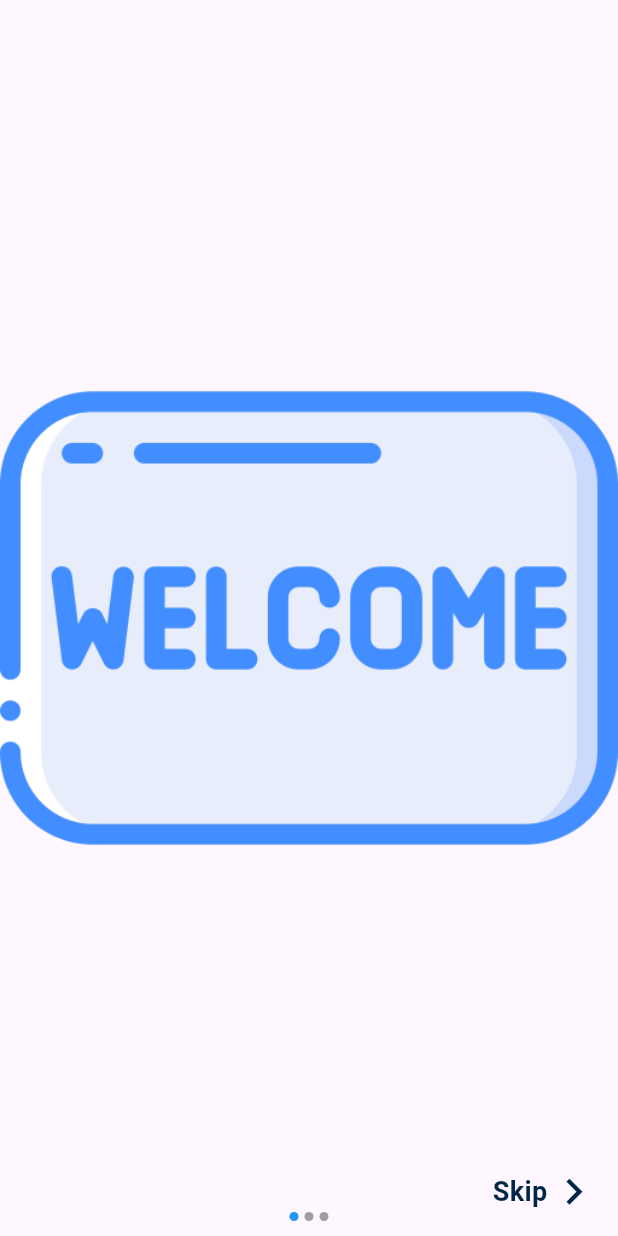
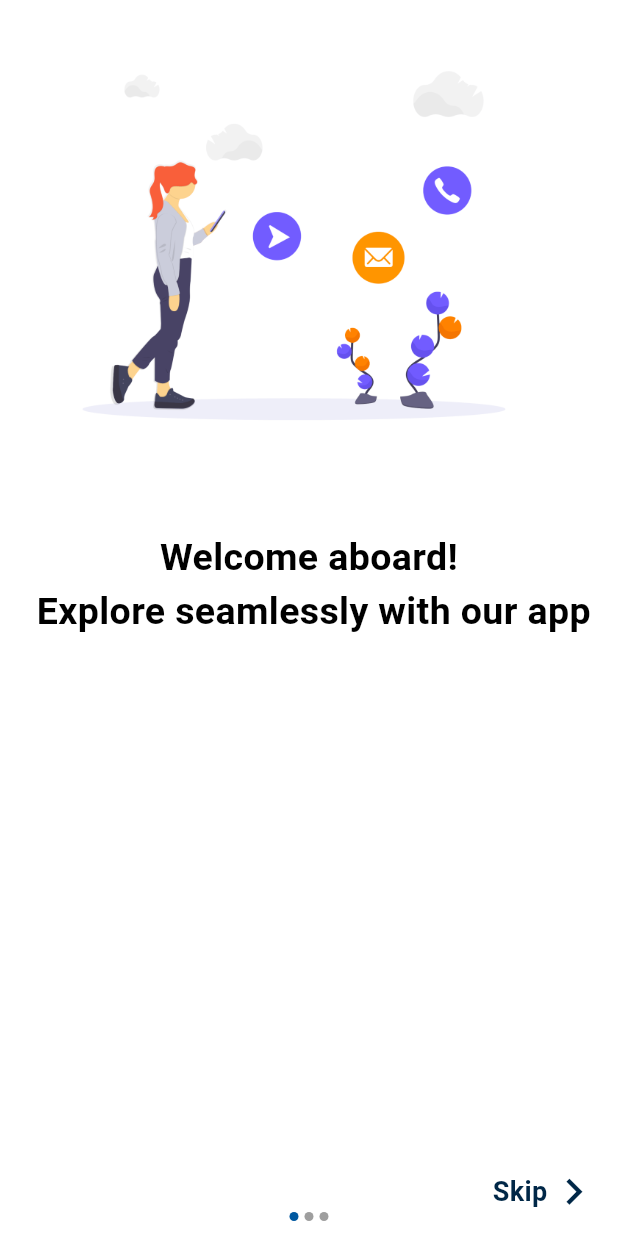
Before and after one commit to Dimmithra/contacts_buddy, a Flutter app: the screen it shows after launch, on a phone screen of 412 x 824 dp. Run offline on Flutter 3.47's test engine with Material 3 defaults, Android fonts, the phone set to English and light mode, and no system bars; drawn by our look-alikes of flutter_image_slideshow; our stand-ins replace expansion_tile_card, flutter_secure_storage, ionicons, loading_animation_widget, rflutter_alert, share_plus and 1 more; accounts and stored records are empty.

Commit message:
add new feature for share the records

```diff
--- a/lib/database/database_helper.dart
+++ b/lib/database/database_helper.dart
@@ -38,7 +38,9 @@ class DataBaseHelper {
     try {
       final Database db = await initDB();
       var res = await db.insert("contactdetails", contactModel.toMap());
-      dev.log(res.toString());
+      dev.log(
+        res.toString(),
+      );
       return 'success';
     } catch (e) {
       return 'This Mobile Number alredy Registered';
--- a/lib/pages/welcome/welcome.dart
+++ b/lib/pages/welcome/welcome.dart
@@ -31,17 +31,83 @@ class _WelcomeScreenState extends State<WelcomeScreen> {
                   width: double.infinity,
                   height: MediaQuery.of(context).size.height,
                   initialPage: 0,
-                  indicatorColor: Colors.blue,
+                  indicatorColor: const Color.fromARGB(255, 0, 88, 160),
                   indicatorBackgroundColor: Colors.grey,
                   children: [
-                    Image.asset(
-                      'assets/images/welcome_image_1.png',
-                      // fit: BoxFit.cover,
+                    Center(
+                      child: Container(
+                        color: Colors.white,
+                        padding: EdgeInsets.all(10),
+                        child: Column(
+                          children: [
+                            Image.asset(
+                              'assets/images/welcome_image_1.gif',
+                              fit: BoxFit.cover,
+                            ),
+                            SizedBox(
+                              height: 50,
+                            ),
+                            Text(
+                              'Welcome aboard! \n Explore seamlessly with our app',
+                              style: TextStyle(
+                                  fontSize: 25,
+                                  color: Colors.black,
+                                  fontWeight: FontWeight.bold),
+                              textAlign: TextAlign.center,
+                            )
+                          ],
+                        ),
+                      ),
                     ),
-                    Image.asset(
-                      'assets/images/welcome_image_2.png',
-                      // scale: 50,
-                      // fit: BoxFit.cover,
+                    Center(
+                      child: Container(
+                        color: Colors.white,
+                        padding: EdgeInsets.all(15),
+                        child: Column(
+                          children: [
+                            Padding(
+                              padding: const EdgeInsets.all(8.0),
+                              child: Column(
+                                children: [
+                                  Image.asset(
+                                    'assets/images/share.gif',
+                                    fit: BoxFit.cover,
+                                    // width: 1,
+                                    scale: 2,
+                                  ),
+                                  const SizedBox(
+                                    height: 15,
+                                  ),
+                                  Image.asset(
+                                    'assets/images/save.gif',
+                                    fit: BoxFit.cover,
+                                    scale: 2,
+                                  ),
+                                  const SizedBox(
+                                    height: 15,
+                                  ),
+                                  Image.asset(
+                                    'assets/images/darkmode.gif',
+                                    fit: BoxFit.cover,
+                                    scale: 2,
+                                  ),
+                                ],
+                              ),
+                            ),
+                            SizedBox(
+                              height: MediaQuery.of(context).size.height / 5,
+                            ),
+                            Text(
+                              'Easily save and share contacts with a tap. Customize your experience with seamless dark and light themes.',
+                              style: TextStyle(
+                                  fontSize: 25,
+                                  color: Color.fromARGB(255, 12, 44, 70),
+                                  fontWeight: FontWeight.bold),
+                              textAlign: TextAlign.center,
+                            )
+                          ],
+                        ),
+                      ),
                     ),
                     InkWell(
                       onTap: () {
@@ -54,14 +120,29 @@ class _WelcomeScreenState extends State<WelcomeScreen> {
                         //   ),
                         // );
                       },
-                      child: Image.asset(
-                        'assets/images/welcome_image_1.png',
+                      child: Column(
+                        children: [
+                          Image.asset(
+                            'assets/images/welcome_image3.png',
+                          ),
+                          SizedBox(
+                            height: MediaQuery.of(context).size.height / 5,
+                          ),
+                          Text(
+                            'Let s get started!',
+                            style: TextStyle(
+                                fontSize: 25,
+                                color: Color.fromARGB(255, 7, 138, 245),
+                                fontWeight: FontWeight.bold),
+                            textAlign: TextAlign.center,
+                          )
+                        ],
                       ),
                     )
                   ],
-                  // onPageChanged: (value) {
-                  //   print('Page changed: $value');
-                  // },
+                  onPageChanged: (value) {
+                    // print('Page changed: $value');
+                  },
                   autoPlayInterval: 3000,
                   isLoop: true,
                 ),
--- a/pubspec.yaml
+++ b/pubspec.yaml
@@ -5,7 +5,7 @@ publish_to: 'none'
 version: 1.0.0+1
 
 environment:
-  sdk: '>=3.1.5 <4.0.0'
+  sdk: '>=3.1.3 <4.0.0'
 
 
 dependencies:
@@ -24,6 +24,7 @@ dependencies:
   expansion_tile_card: ^3.0.0
   url_launcher: ^6.2.2
   share_plus: ^7.2.1
+  permission_handler: ^11.0.1
 
 dev_dependencies:
   flutter_test:
```
Also changed, not shown: lib/pages/home/home.dart (+11 -2 lines), lib/providers/contact_provider.dart (+18 -22 lines), lib/widgets/common_contact_card.dart (+13 -12 lines), assets/images/darkmode.gif (added), assets/images/save.gif (added), assets/images/share.gif (added), assets/images/welcome_image3.png (added), assets/images/welcome_image_1.gif (added), assets/images/welcome_image_1.png (deleted), assets/images/welcome_image_2.png (deleted), pubspec.lock, 3 other files.
